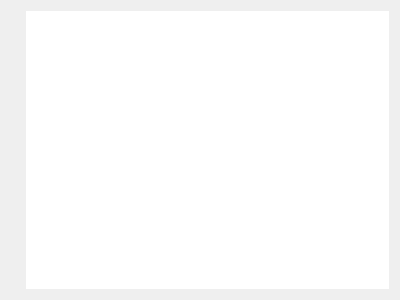
Above: src/mdichildform.ui from GCodeProjects/GCodeWorkShop before the change. Below: the same form after it.
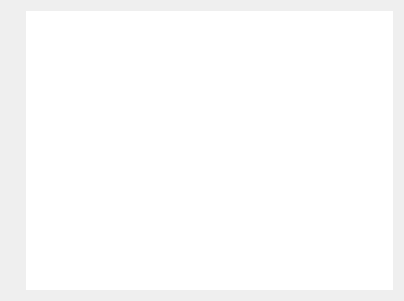
That is the form after the change. Icons and pictures are not drawn.

```diff
--- a/src/mdichildform.ui
+++ b/src/mdichildform.ui
@@ -6,20 +6,20 @@
    <rect>
     <x>0</x>
     <y>0</y>
-    <width>400</width>
-    <height>300</height>
+    <width>404</width>
+    <height>301</height>
    </rect>
   </property>
   <property name="sizePolicy">
-   <sizepolicy hsizetype="Expanding" vsizetype="Expanding">
+   <sizepolicy hsizetype="Preferred" vsizetype="Preferred">
     <horstretch>0</horstretch>
     <verstretch>0</verstretch>
    </sizepolicy>
   </property>
   <property name="minimumSize">
    <size>
-    <width>0</width>
-    <height>0</height>
+    <width>300</width>
+    <height>250</height>
    </size>
   </property>
   <property name="windowTitle">
```
Left out of the diff: 3 changed lines with no effect on the pictures.
